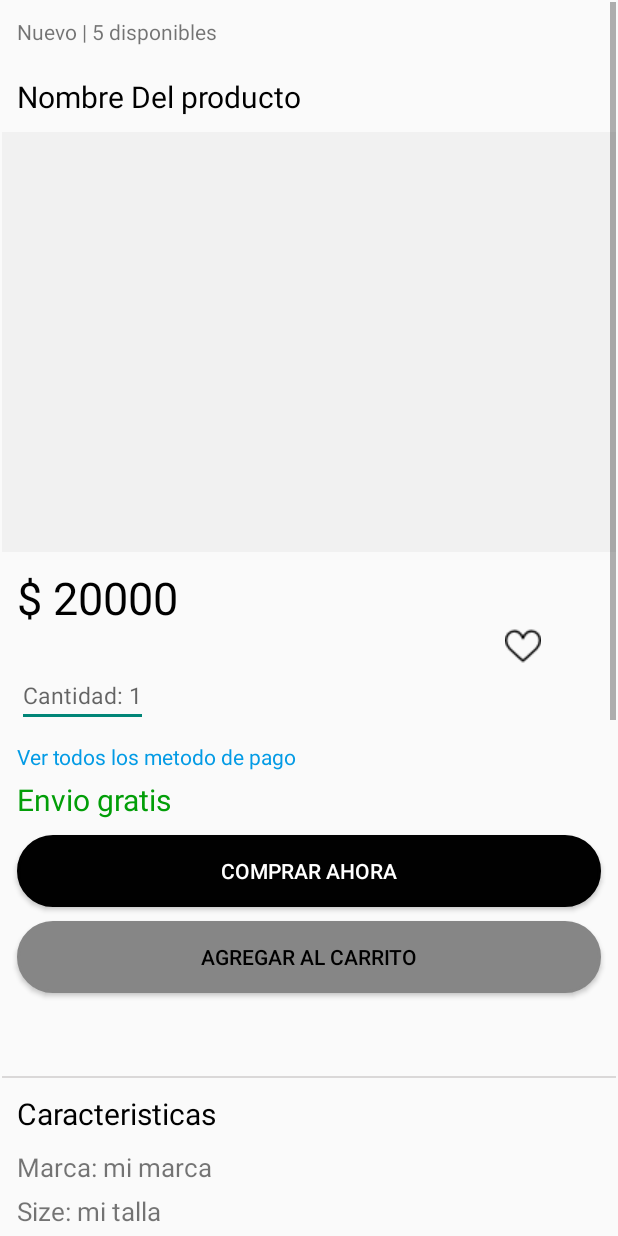
After one commit to IvanJulio05/StyleSphere, an Android app: the VentanaProducto screen opened directly, with no data from a screen before it, on a phone screen of 412 x 824 dp. The commit adds this screen. Run offline under Robolectric (Android 15) with nearby library versions, the phone set to English and light mode, and no system bars; our stand-ins replace Firebase (no records; nobody signed in at launch, a user with empty details on screens opened directly).

Commit message:
ahora puedes ver mas detaller sobre el producto, y se agrego el corazon de favorito y el boton del carrito esta funcionando, pero todavia no muestra los productos agregados.

```diff
--- a/app/src/main/java/com/example/tiendaropa/MainActivity.java
+++ b/app/src/main/java/com/example/tiendaropa/MainActivity.java
@@ -40,9 +40,9 @@ public class MainActivity extends AppCompatActivity {
     public void session(){
         SharedPreferences prefs = getSharedPreferences(getString(R.string.prefs_file), Context.MODE_PRIVATE);
         String email = prefs.getString("email",null);
-        System.out.println("------ mira el email: "+email);
+
         if(email != null){
-            System.out.println("---------- si entrooo ---------------");
+
             showHome(email);
         }
     }
--- a/app/src/main/java/com/example/tiendaropa/Models/SellerUser.java
+++ b/app/src/main/java/com/example/tiendaropa/Models/SellerUser.java
@@ -6,7 +6,7 @@ public class SellerUser extends User{
 
     private List<Product> soldProducts=null;
 
-    public SellerUser(String url_img,String name, String surname, String email, String address, List<Product> shoppingCar, List<Product> favoriteProduct, List<Product> purchasedProducts, List<Product> soldProducts) {
+    public SellerUser(String url_img,String name, String surname, String email, String address, List<String> shoppingCar, List<String> favoriteProduct, List<String> purchasedProducts, List<Product> soldProducts) {
         super(url_img,name, surname, email, address, shoppingCar, favoriteProduct, purchasedProducts);
         this.soldProducts = soldProducts;
     }
--- a/app/src/main/java/com/example/tiendaropa/PerfilFragment.java
+++ b/app/src/main/java/com/example/tiendaropa/PerfilFragment.java
@@ -224,9 +224,9 @@ public class PerfilFragment extends Fragment {
     public void onDestroyView() {
         super.onDestroyView();
         // Mostrar la barra superior cuando el fragmento ya no está visible
-        if (getActivity() != null && getActivity() instanceof AppCompatActivity) {
+        /*if (getActivity() != null && getActivity() instanceof AppCompatActivity) {
             ((AppCompatActivity) getActivity()).getSupportActionBar().show();
-        }
+        }*/
     }
 
 
--- /dev/null
+++ b/app/src/main/java/com/example/tiendaropa/VentanaProducto.java
@@ -0,0 +1,162 @@
+package com.example.tiendaropa;
+
+import androidx.appcompat.app.AppCompatActivity;
+import androidx.core.content.ContextCompat;
+
+import android.content.Context;
+import android.content.Intent;
+import android.content.SharedPreferences;
+import android.graphics.Color;
+import android.os.Bundle;
+import android.view.View;
+import android.widget.Button;
+import android.widget.ImageView;
+import android.widget.TextView;
+import android.widget.Toast;
+
+import com.bumptech.glide.Glide;
+import com.example.tiendaropa.Models.Product;
+import com.example.tiendaropa.Models.User;
+import com.example.tiendaropa.Models.UserCallBack;
+import com.example.tiendaropa.Services.UserService;
+
+import java.text.DecimalFormat;
+
+public class VentanaProducto extends AppCompatActivity {
+
+    TextView stock,nombreProducto,precio,envioGratis,marca,talla,tipo,description,nombreVendedor;
+    ImageView imgProducto,favorito;
+    Button agregar;
+    UserService userService = new UserService();
+    boolean relleno = true;
+
+    @Override
+    protected void onCreate(Bundle savedInstanceState) {
+        super.onCreate(savedInstanceState);
+        setContentView(R.layout.activity_ventana_producto);
+
+        agregar= (Button) findViewById(R.id.btCarrito);
+        favorito= (ImageView) findViewById(R.id.btFavorito);
+        stock = (TextView) findViewById(R.id.stockProductVent);
+        nombreProducto = (TextView) findViewById(R.id.nombreProductoVentana);
+        precio = (TextView) findViewById(R.id.precioProductoVentana);
+        envioGratis = (TextView) findViewById(R.id.EnvioGratisVentana);
+        marca = (TextView) findViewById(R.id.caracMarcarProduct);
+        talla = (TextView) findViewById(R.id.caracTallaProduct);
+        tipo = (TextView) findViewById(R.id.caracTypeProduct);
+        imgProducto= (ImageView) findViewById(R.id.imgProduct);
+        description = (TextView) findViewById(R.id.caracDescripProduct);
+        nombreVendedor =(TextView)findViewById(R.id.nombreVendedor);
+        SharedPreferences prefs = getSharedPreferences(getString(R.string.prefs_file), Context.MODE_PRIVATE);
+        String email = prefs.getString("email",null);
+        //mi producto
+        Intent intent = getIntent();
+        Bundle bundle = intent.getExtras();
+        Product product;
+        if(bundle!=null){
+
+            product=(Product) bundle.get("product");
+
+            //verificando si el producto esta en favoritos
+            userService.findFavoriteByEmail(email, new UserCallBack() {
+                @Override
+                public void recibirUsuario(User u) {
+                    if(u.existe(product.getId())){
+                        favorito.setImageResource(R.drawable.corazon_lleno);
+                        relleno=false;
+
+                    }
+                }
+            });
+
+
+            //asignando informacion
+
+            stock.setText("Nuevo | "+product.getStock()+" disponibles");
+            nombreProducto.setText(product.getName());
+
+            DecimalFormat formatter = new DecimalFormat("#,###.00");
+
+            precio.setText("$ "+formatter.format(product.getPrice()));
+            marca.setText("Marca: "+product.getBrand());
+            talla.setText("Talla: "+product.getSize());
+            tipo.setText("Categoria: "+product.getTypeProduct().toString());
+            description.setText(product.getDescription());
+            if(product.isFreeShipping()){
+                envioGratis.setText("Envio Gratis");
+            }
+            else{
+                envioGratis.setTextColor(ContextCompat.getColor(this,R.color.black));
+                envioGratis.setText("Entrega acorde con el vendedor");
+            }
+            cargarImg(product.getUrl_img());
+
+
+
+            userService.findUserByEmail(product.getEmailUser(), new UserCallBack() {
+                @Override
+                public void recibirUsuario(User u) {
+                    nombreVendedor.setText("Vendido por "+u.getName());
+
+
+                }
+            });
+
+            agregar.setOnClickListener(new View.OnClickListener() {
+                @Override
+                public void onClick(View v) {
+
+                    userService.findUserByEmail(email, new UserCallBack() {
+                        @Override
+                        public void recibirUsuario(User u) {
+                            boolean noRepetido = u.setShoppingCar(product.getId());
+                            if(noRepetido){
+                                userService.updateUser(u);
+                                Toast.makeText(VentanaProducto.this, "Agregado al carrito", Toast.LENGTH_SHORT).show();
+                            }
+                            else{
+                                Toast.makeText(VentanaProducto.this, "Ya esta agregado", Toast.LENGTH_SHORT).show();
+                            }
+
+                        }
+                    });
+                }
+            });
+
+            favorito.setOnClickListener(new View.OnClickListener() {
+                @Override
+                public void onClick(View v) {
+                    userService.findUserByEmail(email, new UserCallBack() {
+                        @Override
+                        public void recibirUsuario(User u) {
+                            if(relleno){
+                                u.setFavoriteProduct(product.getId());
+                                userService.updateUser(u);
+                                favorito.setImageResource(R.drawable.corazon_lleno);
+                                Toast.makeText(VentanaProducto.this, "Se agrego a favorito", Toast.LENGTH_SHORT).show();
+                                relleno = false;
+                            }
+                            else{
+                                u.borrarUnFavorito(product.getId());
+                                userService.updateUser(u);
+                                favorito.setImageResource(R.drawable.corazon);
+                                Toast.makeText(VentanaProducto.this, "Se quito de favorito", Toast.LENGTH_SHORT).show();
+                                relleno= true;
+                            }
+                        }
+                    });
+                }
+            });
+
+        }
+
+    }
+
+    public void cargarImg(String url){
+        Glide.with(this).load(url).into(imgProducto);
+    }
+
+
+
+
+}
--- /dev/null
+++ b/app/src/main/res/drawable/bt_carrito.xml
@@ -0,0 +1,7 @@
+<?xml version="1.0" encoding="utf-8"?>
+<shape xmlns:android="http://schemas.android.com/apk/res/android">
+    <solid android:color="#868686"/>
+    <stroke android:width="2dp" android:color="#868686"/>
+    <corners android:radius="50dp"/>
+
+</shape>
--- /dev/null
+++ b/app/src/main/res/drawable/bt_mas_productos.xml
@@ -0,0 +1,6 @@
+<?xml version="1.0" encoding="utf-8"?>
+<shape xmlns:android="http://schemas.android.com/apk/res/android">
+    <solid android:color="#7BB5CF"/>
+    <stroke android:width="2dp" android:color="#7BB5CF"/>
+    <corners android:radius="20dp"/>
+</shape>
--- /dev/null
+++ b/app/src/main/res/layout/activity_ventana_producto.xml
@@ -0,0 +1,246 @@
+<?xml version="1.0" encoding="utf-8"?>
+<androidx.constraintlayout.widget.ConstraintLayout xmlns:android="http://schemas.android.com/apk/res/android"
+    xmlns:app="http://schemas.android.com/apk/res-auto"
+    xmlns:tools="http://schemas.android.com/tools"
+    android:layout_width="match_parent"
+    android:layout_height="match_parent"
+    tools:context=".VentanaProducto">
+
+    <ScrollView
+        android:id="@+id/scrollView2"
+        android:layout_width="0dp"
+        android:layout_height="0dp"
+        android:layout_marginStart="1dp"
+        android:layout_marginTop="1dp"
+        android:layout_marginEnd="1dp"
+        android:layout_marginBottom="1dp"
+        app:layout_constraintBottom_toBottomOf="parent"
+        app:layout_constraintEnd_toEndOf="parent"
+        app:layout_constraintStart_toStartOf="parent"
+        app:layout_constraintTop_toTopOf="parent">
+
+        <LinearLayout
+            android:layout_width="match_parent"
+            android:layout_height="wrap_content"
+            android:orientation="vertical" >
+
+            <TextView
+                android:id="@+id/stockProductVent"
+                android:layout_width="match_parent"
+                android:layout_height="wrap_content"
+                android:text="Nuevo | 5 disponibles"
+                android:layout_margin="10dp"
+                />
+
+            <TextView
+                android:id="@+id/nombreProductoVentana"
+                android:layout_width="match_parent"
+                android:layout_height="wrap_content"
+                android:text="Nombre Del producto"
+                android:textSize="20dp"
+                android:textColor="@color/black"
+                android:layout_margin="10dp"
+                />
+
+            <ImageView
+                android:id="@+id/imgProduct"
+                android:layout_width="match_parent"
+                android:layout_height="280dp"
+                android:background="@color/Dark_white"
+                />
+            <TextView
+                android:id="@+id/precioProductoVentana"
+                android:layout_width="match_parent"
+                android:layout_height="wrap_content"
+                android:text="$ 20000"
+                android:textColor="@color/black"
+                android:textSize="30dp"
+                android:layout_marginLeft="10dp"
+                android:layout_marginTop="10dp"
+                />
+
+            <ImageView
+                android:id="@+id/btFavorito"
+                android:layout_width="24dp"
+                android:layout_height="24dp"
+                android:src="@drawable/corazon"
+                android:layout_marginLeft="335dp"
+                />
+
+            <EditText
+                android:id="@+id/cantidadProduct"
+                android:layout_width="wrap_content"
+                android:layout_height="wrap_content"
+                android:layout_marginLeft="10dp"
+                android:inputType="number"
+                android:hint="Cantidad: 1"
+                android:textSize="15dp"
+                />
+
+            <TextView
+                android:layout_width="match_parent"
+                android:layout_height="wrap_content"
+                android:text="Ver todos los metodo de pago"
+                android:textColor="@color/light_blue_600"
+                android:layout_marginLeft="10dp"
+                android:layout_marginTop="10dp"
+                android:layout_marginBottom="5dp"
+                />
+
+            <TextView
+                android:id="@+id/EnvioGratisVentana"
+                android:layout_width="match_parent"
+                android:layout_height="wrap_content"
+                android:text="Envio gratis"
+                android:textColor="@color/green"
+                android:textSize="20dp"
+                android:layout_marginLeft="10dp"
+                android:layout_marginBottom="10dp"
+                />
+            <Button
+                android:id="@+id/btCamprar"
+                android:layout_width="match_parent"
+                android:layout_height="wrap_content"
+                android:background="@drawable/botonlogin"
+                android:text="Comprar ahora"
+                android:textColor="@color/white"
+                android:layout_marginLeft="10dp"
+                android:layout_marginRight="10dp"
+                />
+            <Button
+                android:id="@+id/btCarrito"
+                android:layout_width="match_parent"
+                android:layout_height="wrap_content"
+                android:background="@drawable/bt_carrito"
+                android:layout_marginTop="9dp"
+                android:text="Agregar al carrito"
+                android:textColor="@color/black"
+                android:layout_marginLeft="10dp"
+                android:layout_marginRight="10dp"
+                />
+            <LinearLayout
+                android:layout_width="match_parent"
+                android:layout_height="1dp"
+                android:background="#DAD8D8"
+                android:layout_below="@+id/imageview"
+                android:layout_marginTop="55dp"/>
+
+            <TextView
+                android:layout_width="match_parent"
+                android:layout_height="wrap_content"
+                android:layout_marginTop="10dp"
+                android:layout_marginLeft="10dp"
+                android:text="Caracteristicas"
+                android:textColor="@color/black"
+                android:textSize="20dp"
+                />
+            <TextView
+                android:id="@+id/caracMarcarProduct"
+                android:layout_width="match_parent"
+                android:layout_height="wrap_content"
+                android:layout_marginTop="10dp"
+                android:layout_marginLeft="10dp"
+                android:text="Marca: mi marca"
+                android:textSize="17dp"
+                />
+            <TextView
+                android:id="@+id/caracTallaProduct"
+                android:layout_width="match_parent"
+                android:layout_height="wrap_content"
+                android:layout_marginTop="5dp"
+                android:layout_marginLeft="10dp"
+                android:text="Size: mi talla"
+                android:textSize="17dp"
+                />
+            <TextView
+                android:id="@+id/caracTypeProduct"
+                android:layout_width="match_parent"
+                android:layout_height="wrap_content"
+                android:layout_marginTop="5dp"
+                android:layout_marginLeft="10dp"
+                android:text="Categoria: tennis"
+                android:textSize="17dp"
+                />
+            <LinearLayout
+                android:layout_width="match_parent"
+                android:layout_height="1dp"
+                android:background="#DAD8D8"
+                android:layout_below="@+id/imageview"
+                android:layout_marginTop="20dp"/>
+            <TextView
+                android:layout_width="match_parent"
+                android:layout_height="wrap_content"
+                android:layout_marginTop="15dp"
+                android:text="Descripcion"
+                android:layout_marginLeft="10dp"
+                android:textColor="@color/black"
+                android:textSize="20dp"
+                />
+            <TextView
+                android:id="@+id/caracDescripProduct"
+                android:layout_width="match_parent"
+                android:layout_height="wrap_content"
+                android:layout_marginTop="10dp"
+                android:layout_marginLeft="10dp"
+                android:text="Esta es la descripcion de mi
+                producto el mejor del mercado del mercado compra ahora te lo agradezco"
+                android:textSize="17dp"
+                />
+            <LinearLayout
+                android:layout_width="match_parent"
+                android:layout_height="1dp"
+                android:background="#DAD8D8"
+                android:layout_below="@+id/imageview"
+                android:layout_marginTop="20dp"/>
+            <TextView
+                android:id="@+id/nombreVendedor"
+                android:layout_width="match_parent"
+                android:layout_height="wrap_content"
+                android:layout_marginTop="10dp"
+                android:text="Vendido por Ivan camilo"
+                android:layout_marginLeft="10dp"
+                android:textColor="@color/black"
+                android:textSize="20dp"
+                />
+
+            <include
+                android:id="@+id/include"
+
+                layout="@layout/item_view" />
+
+            <Button
+                android:id="@+id/btVerMasProductos"
+                android:layout_width="match_parent"
+                android:layout_height="30dp"
+                android:background="@drawable/bt_mas_productos"
+                android:text="Ver mas productos del vendedor"
+                android:textColor="@color/light_blue_900"
+                android:layout_marginLeft="15dp"
+                android:layout_marginRight="15dp"
+                />
+            <LinearLayout
+                android:layout_width="match_parent"
+                android:layout_height="1dp"
+                android:background="#DAD8D8"
+                android:layout_below="@+id/imageview"
+                android:layout_marginTop="20dp"/>
+
+            <TextView
+                android:id="@+id/mediosDePago"
+                android:layout_width="match_parent"
+                android:layout_height="wrap_content"
+                android:layout_marginTop="10dp"
+                android:text="Medios de pago"
+                android:layout_marginLeft="10dp"
+                android:textColor="@color/black"
+                android:textSize="20dp"
+                />
+            <ImageView
+                android:layout_marginTop="10dp"
+                android:layout_width="100dp"
+                android:layout_height="100dp"
+                android:src="@drawable/nequi"
+                />
+        </LinearLayout>
+    </ScrollView>
+</androidx.constraintlayout.widget.ConstraintLayout>
--- a/app/src/main/res/values/colors.xml
+++ b/app/src/main/res/values/colors.xml
@@ -13,7 +13,7 @@
     <color name="light_blue_A200">#FF40C4FF</color>
     <color name="light_blue_A400">#FF00B0FF</color>
     <color name="black_overlay">#66000000</color>
-    <color name="green">#00FF0A</color>
+    <color name="green">#029E08</color>
 
     <color name="brown_normal">#9F705C</color>
     <color name="brown_light">#ECDACE</color>
```
Also changed, not shown: app/src/main/AndroidManifest.xml (+8 -0 lines), app/src/main/java/com/example/tiendaropa/InformacionPersonal.java (+20 -1 lines), app/src/main/java/com/example/tiendaropa/InicioFragment.java (+15 -1 lines), app/src/main/java/com/example/tiendaropa/Models/Product.java (+25 -1 lines), app/src/main/java/com/example/tiendaropa/Models/User.java (+48 -10 lines), app/src/main/java/com/example/tiendaropa/Services/ProductService.java (+7 -0 lines), app/src/main/java/com/example/tiendaropa/Services/UserService.java (+29 -3 lines), app/src/main/java/com/example/tiendaropa/Vender.java (+13 -4 lines), app/src/main/java/com/example/tiendaropa/recycleView/MyAdapter.java (+28 -3 lines), app/src/main/res/drawable-v24/corazon.png (added), app/src/main/res/drawable-v24/corazon_lleno.png (added), app/src/main/res/drawable-v24/nequi.jpeg (added).
